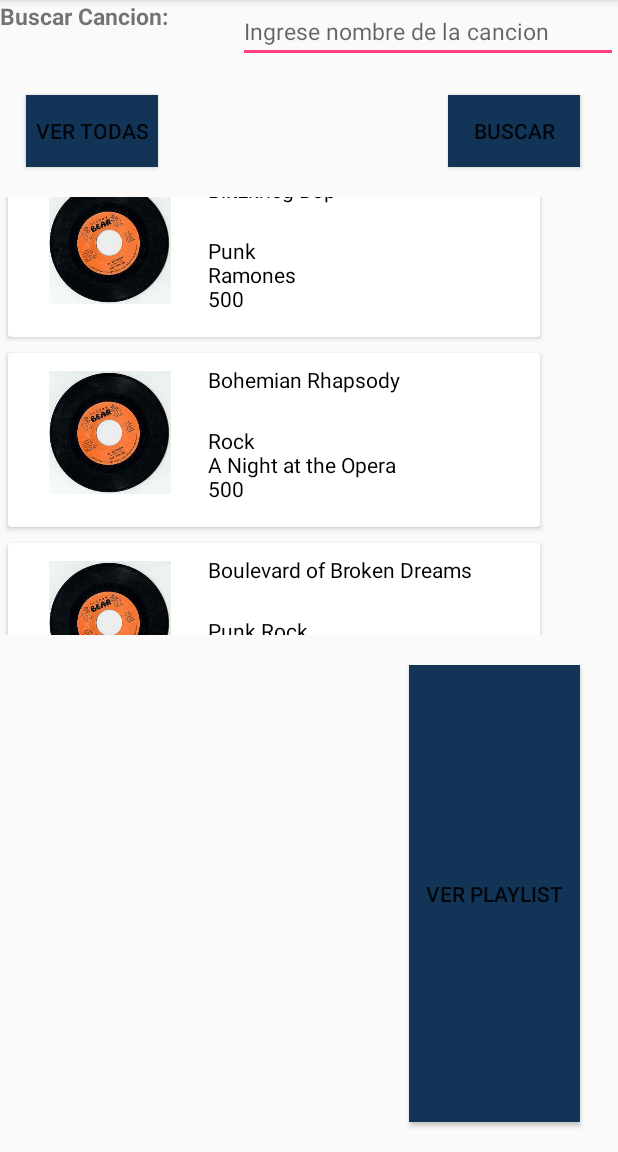
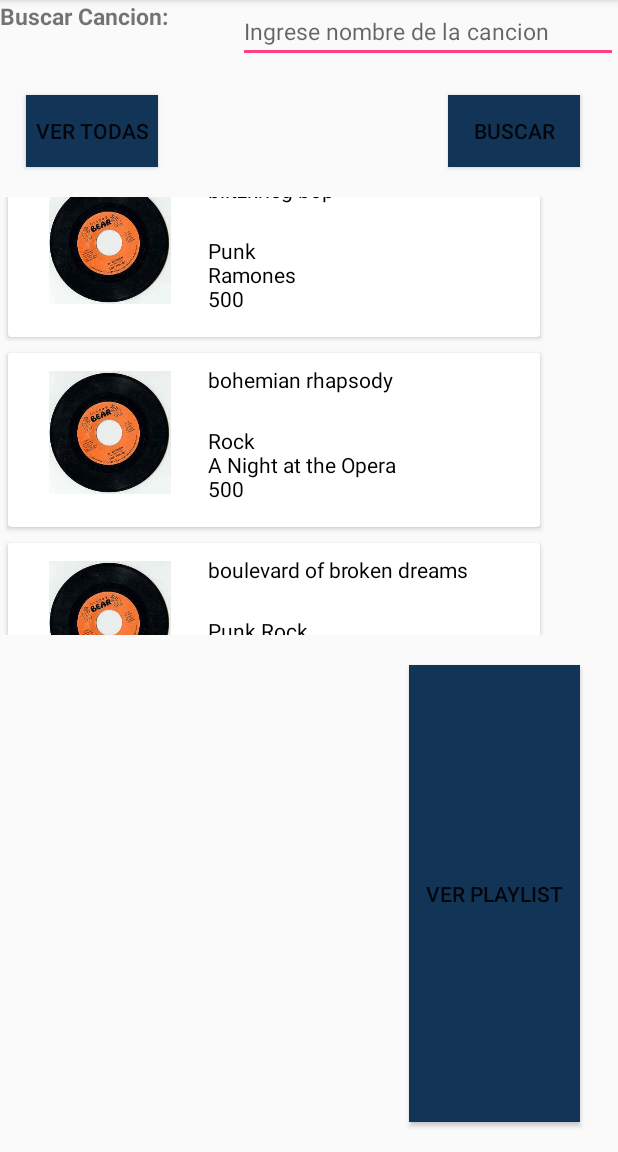
Before and after one commit to bkevin1052/Laboratorio1_ED2, an Android app: the screen it shows after launch (PrincipalActivity), scrolled down 408 dp, on a phone screen of 412 x 824 dp, the part 84-1236 px from its top. Run offline under Robolectric (Android 15) with nearby library versions, the phone set to English and light mode, and no system bars.

Commit message:
realizando cambio de nombres

```diff
--- a/app/src/main/java/com/laboratoriorepaso/kevin/laboratoriorepaso/SplashScreenActivity.java
+++ b/app/src/main/java/com/laboratoriorepaso/kevin/laboratoriorepaso/SplashScreenActivity.java
@@ -47,16 +47,16 @@
     }
 
     private void setData(){
-        listaCanciones.put("Es Por Ti",new Cancion("Es Por Ti","Pop Latino","Pa Dentro",500,R.drawable.cancion,"Juanes"));
-        listaCanciones.put("Waiting For Love",new Cancion("Waiting For Love","Electronica","Stories",300,R.drawable.cancion,"Avicii"));
-        listaCanciones.put("The Nights",new Cancion("The Nights","Electronica","Stories",600,R.drawable.cancion,"Avicii"));
-        listaCanciones.put("Time On MyHands",new Cancion("Time On MyHands","Pop Rock","As Time Goes By",800,R.drawable.cancion,"Bryan Ferry"));
-        listaCanciones.put("Boulevard of Broken Dreams",new Cancion("Boulevard of Broken Dreams","Punk Rock","American Idiot",500,R.drawable.cancion,"Green Day"));
-        listaCanciones.put("Another Brick in the Wall",new Cancion("Another Brick in the Wall","Rock","The Wall",500,R.drawable.cancion,"Pink Floyd"));
-        listaCanciones.put("Bohemian Rhapsody",new Cancion("Bohemian Rhapsody","Rock","A Night at the Opera",500,R.drawable.cancion,"Queen"));
-        listaCanciones.put("Blitzkrieg Bop",new Cancion("Blitzkrieg Bop","Punk","Ramones",500,R.drawable.cancion,"Ramones"));
-        listaCanciones.put("Bella",new Cancion("Bella","Reggaeton","Bella",500,R.drawable.cancion,"Maluma"));
-        listaCanciones.put("Flojos de pantalón",new Cancion("Flojos de pantalón","Rock","Jugar al gua",500,R.drawable.cancion,"Rosendo"));
-        listaCanciones.put("A quién le importa",new Cancion("A quién le importa","Electronica","Operación Vodevil",500,R.drawable.cancion,"Fangoria"));
+        listaCanciones.put("es por ti",new Cancion("es por ti","Pop Latino","Pa Dentro",500,R.drawable.cancion,"Juanes"));
+        listaCanciones.put("waiting for love",new Cancion("waiting for love","Electronica","Stories",300,R.drawable.cancion,"Avicii"));
+        listaCanciones.put("the nights",new Cancion("the nights","Electronica","Stories",600,R.drawable.cancion,"Avicii"));
+        listaCanciones.put("time on myhands",new Cancion("time on myhands","Pop Rock","As Time Goes By",800,R.drawable.cancion,"Bryan Ferry"));
+        listaCanciones.put("boulevard of broken dreams",new Cancion("boulevard of broken dreams","Punk Rock","American Idiot",500,R.drawable.cancion,"Green Day"));
+        listaCanciones.put("another brick in the wall",new Cancion("another brick in the wall","Rock","The Wall",500,R.drawable.cancion,"Pink Floyd"));
+        listaCanciones.put("bohemian rhapsody",new Cancion("bohemian rhapsody","Rock","A Night at the Opera",500,R.drawable.cancion,"Queen"));
+        listaCanciones.put("blitzkrieg bop",new Cancion("blitzkrieg bop","Punk","Ramones",500,R.drawable.cancion,"Ramones"));
+        listaCanciones.put("bella",new Cancion("bella","Reggaeton","Bella",500,R.drawable.cancion,"Maluma"));
+        listaCanciones.put("flojos de pantalon",new Cancion("flojos de pantalon","Rock","Jugar al gua",500,R.drawable.cancion,"Rosendo"));
+        listaCanciones.put("a quien le importa",new Cancion("a quien le importa","Electronica","Operación Vodevil",500,R.drawable.cancion,"Fangoria"));
     }
 }
```
